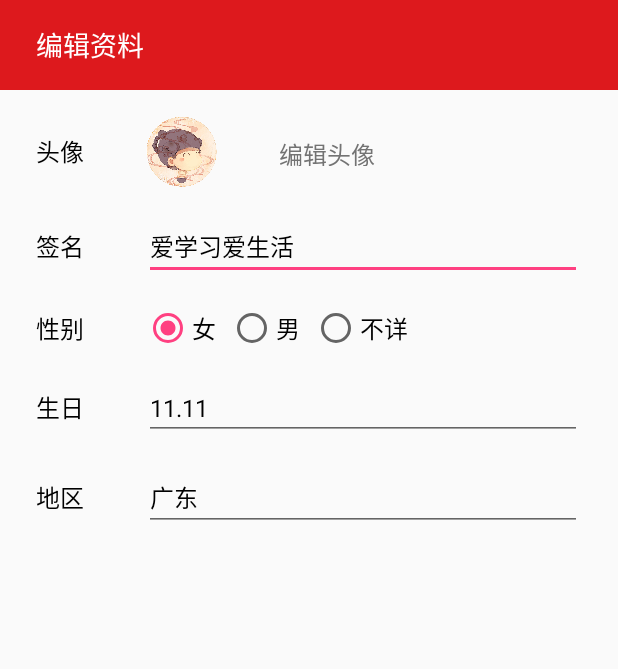
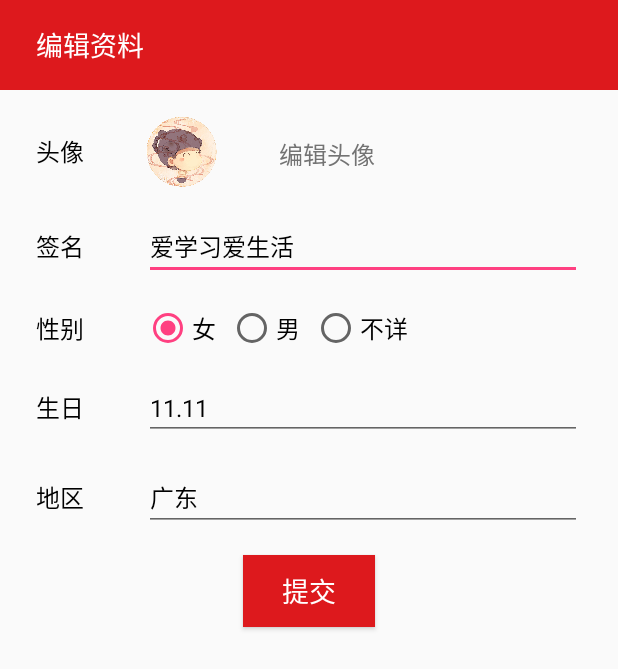
Before and after one commit to miraclezys/Dubi, an Android app: the EditInfoActivity screen opened directly, with no data from a screen before it, on a phone screen of 412 x 824 dp. Shown: the top 669 px of the screen. Run offline under Robolectric (Android 15) with nearby library versions, the phone set to English and light mode, and no system bars.

Commit message:
#by yixin 改了用户信息界面的显示小bug 信息编辑界面增加提交按钮

```diff
--- a/app/src/main/java/cc/wo_mo/dubi/activities/UserInfoActivity.java
+++ b/app/src/main/java/cc/wo_mo/dubi/activities/UserInfoActivity.java
@@ -172,7 +172,7 @@ public class UserInfoActivity extends AppCompatActivity implements View.OnClickL
                 startActivity(intent);
                 break;
             case R.id.return_button:
-                Intent intent2 = new Intent(this,EditInfoActivity.class);
+                Intent intent2 = new Intent(this,MainActivity.class);
                 startActivity(intent2);
         }
     }
--- a/app/src/main/res/layout/activity_edit_info.xml
+++ b/app/src/main/res/layout/activity_edit_info.xml
@@ -156,4 +156,14 @@
                 android:textColor="@color/colorBlack"/>
         </LinearLayout>
     </LinearLayout>
+    <Button
+        android:id="@+id/submit_btn"
+        android:layout_width="wrap_content"
+        android:layout_height="wrap_content"
+        android:layout_marginTop="16dp"
+        android:layout_gravity="center_horizontal"
+        android:background="@color/colorStatus"
+        android:text="提交"
+        android:textSize="18dp"
+        android:textColor="#ffffffff" />
 </LinearLayout>
```
